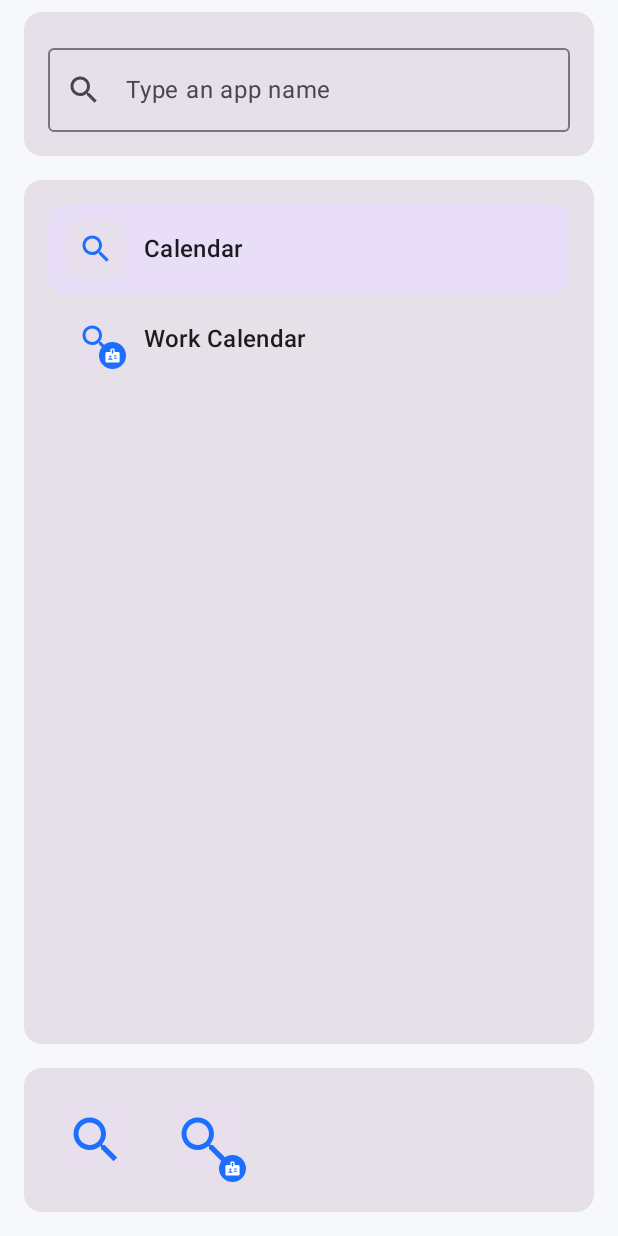
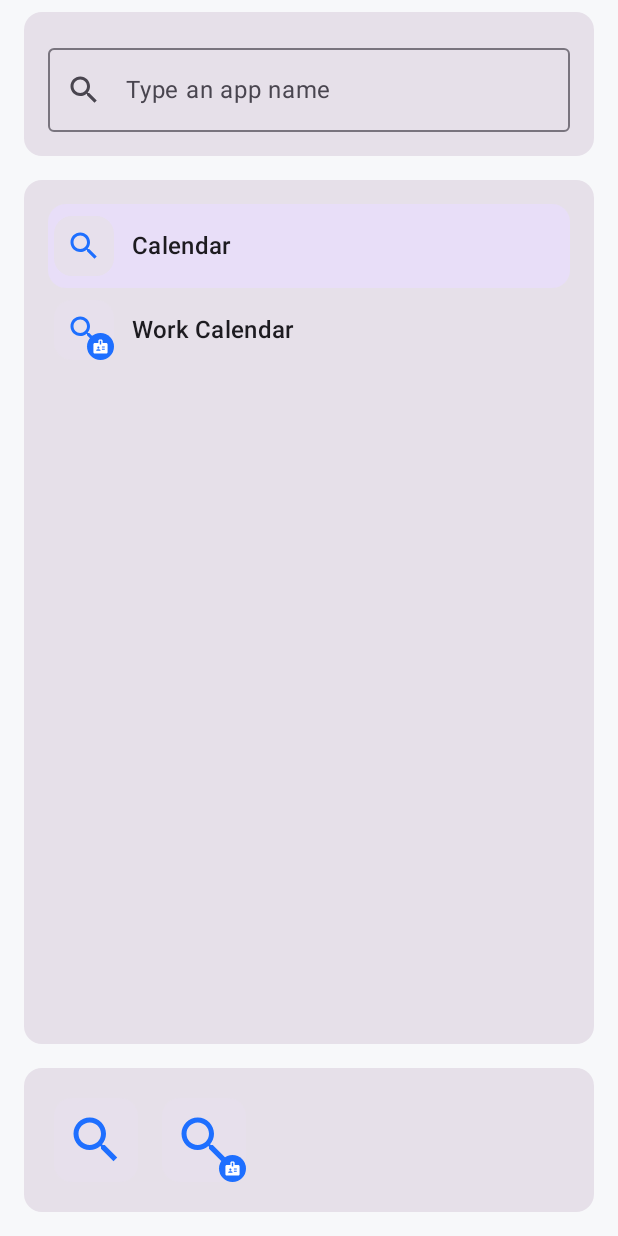
Before and after one commit to mikelward/typelauncher, an Android app built with Jetpack Compose: the @Preview function HomeRunningLargeFontPreview, on a phone screen of 412 x 824 dp. Run offline under Robolectric (Android 15) with nearby library versions, the phone set to English and light mode, and no system bars; libraries missing offline, so code that uses them is left out: androidx.lifecycle.compose, java.time, java.util, kotlinx.coroutines.flow.

Commit message:
Align app rows with badged dock icons
Co-authored-by: Mikel Ward <mikel@mikelward.com>

```diff
--- a/app/src/main/java/app/typelauncher/MainActivity.kt
+++ b/app/src/main/java/app/typelauncher/MainActivity.kt
@@ -97,8 +97,8 @@ import androidx.compose.ui.platform.testTag
 import androidx.compose.ui.res.stringResource
 import androidx.compose.ui.semantics.Role
 import androidx.compose.ui.semantics.contentDescription
+import androidx.compose.ui.semantics.semantics
 import androidx.compose.ui.semantics.role
-import androidx.compose.ui.semantics.semantics
 import androidx.compose.foundation.text.KeyboardActions
 import androidx.compose.foundation.text.KeyboardOptions
 import androidx.compose.ui.text.input.ImeAction
@@ -430,27 +430,17 @@ private fun AppRow(
     onLaunchApp: (InstalledApp) -> Unit,
 ) {
     val rowColor = if (isActive) MaterialTheme.colorScheme.secondaryContainer else Color.Transparent
-    val iconModifier = if (app.isWorkApp) {
-        Modifier
-            .size(40.dp)
-            .testTag("$WORK_APP_BADGE_TAG:${app.name}")
-    } else {
-        Modifier.size(40.dp)
-    }
     Row(
         modifier = Modifier
             .fillMaxWidth()
             .background(rowColor, MaterialTheme.shapes.medium)
             .clickable { onLaunchApp(app) }
-            .padding(horizontal = 12.dp, vertical = 10.dp)
+            .padding(horizontal = 4.dp, vertical = 8.dp)
             .testTag("$APP_ROW_TAG:${app.name}"),
         verticalAlignment = Alignment.CenterVertically,
         horizontalArrangement = Arrangement.spacedBy(12.dp),
     ) {
-        AppIcon(
-            app = app,
-            modifier = iconModifier,
-        )
+        AppIcon(app = app, size = 40.dp)
         Text(app.name, modifier = Modifier.weight(1f), style = MaterialTheme.typography.titleMedium)
     }
 }
@@ -474,7 +464,7 @@ private fun DockedAppButton(
                 .testTag("$DOCK_APP_TAG:${app.name}"),
             horizontalAlignment = Alignment.CenterHorizontally,
         ) {
-            AppIcon(app = app, modifier = Modifier.size(56.dp))
+            AppIcon(app = app, size = 56.dp)
         }
         Box(
             modifier = Modifier
@@ -493,11 +483,15 @@ private fun DockedAppButton(
 }
 
 @Composable
-private fun AppIcon(app: InstalledApp, modifier: Modifier = Modifier.size(40.dp)) {
+private fun AppIcon(app: InstalledApp, size: androidx.compose.ui.unit.Dp) {
     val bitmap = remember(app.id, app.icon) {
         app.icon?.toBitmap(width = 96, height = 96)?.asImageBitmap()
     }
-    Box(modifier = modifier) {
+    Box(
+        modifier = Modifier
+            .size(size)
+            .testTag("$APP_ICON_TAG:${app.name}"),
+    ) {
         Surface(
             modifier = Modifier.fillMaxSize(),
             shape = MaterialTheme.shapes.medium,
@@ -523,7 +517,8 @@ private fun AppIcon(app: InstalledApp, modifier: Modifier = Modifier.size(40.dp)
             Surface(
                 modifier = Modifier
                     .align(Alignment.BottomEnd)
-                    .size(18.dp),
+                    .size(18.dp)
+                    .testTag("$WORK_APP_BADGE_TAG:${app.name}"),
                 shape = CircleShape,
                 color = MaterialTheme.colorScheme.primary,
             ) {
@@ -873,7 +868,13 @@ internal class LauncherViewModel(
     }
 
     private fun List<InstalledApp>.markDocked(): List<InstalledApp> =
-        map { launcherApp -> launcherApp.copy(isDocked = dockedAppStore.contains(launcherApp.id)) }
+        map { launcherApp ->
+            val storedApp = installedApps.firstOrNull { installedApp -> installedApp.id == launcherApp.id } ?: launcherApp
+            launcherApp.copy(
+                isDocked = dockedAppStore.contains(launcherApp.id),
+                isWorkApp = storedApp.isWorkApp,
+            )
+        }
 
     companion object {
         fun factory(app: Application, workPackages: Set<String>): ViewModelProvider.Factory =
@@ -1121,6 +1122,7 @@ internal const val SEARCH_FIELD_TAG = "search_field"
 internal const val APPS_CARD_TAG = "apps_card"
 internal const val APPS_LIST_TAG = "apps_list"
 internal const val APP_ROW_TAG = "app_row"
+internal const val APP_ICON_TAG = "app_icon"
 internal const val WORK_APP_BADGE_TAG = "work_app_badge"
 internal const val DOCK_CARD_TAG = "dock_card"
 internal const val DOCK_LIST_TAG = "dock_list"
```
Also changed, not shown: 1 other file.
